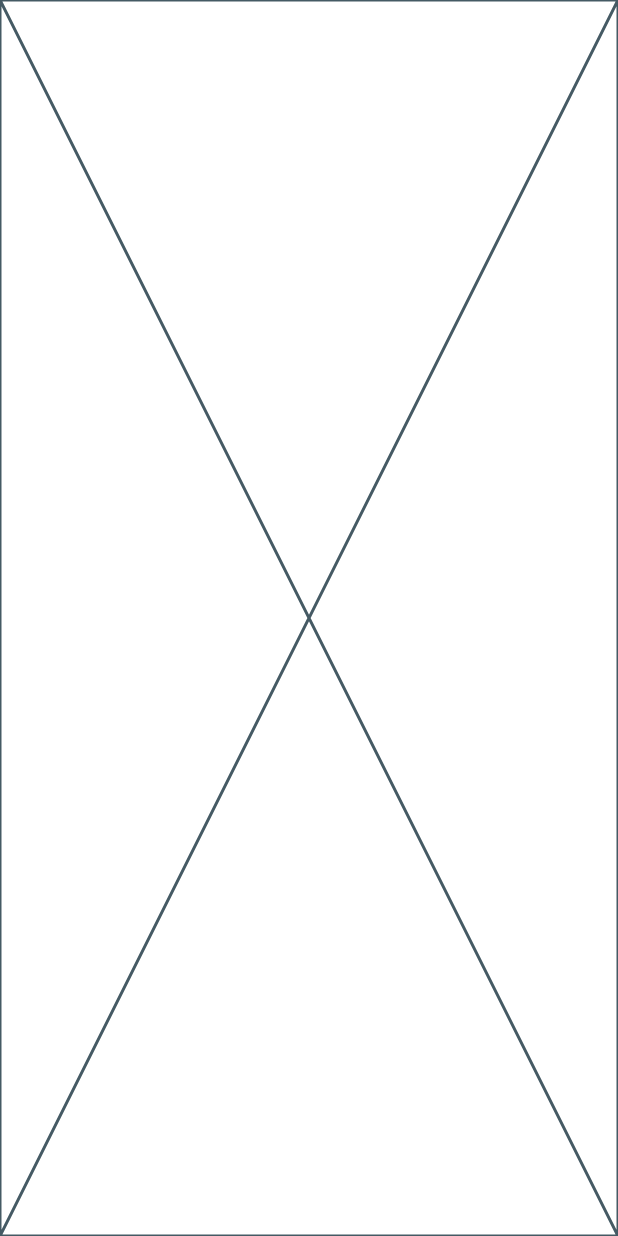
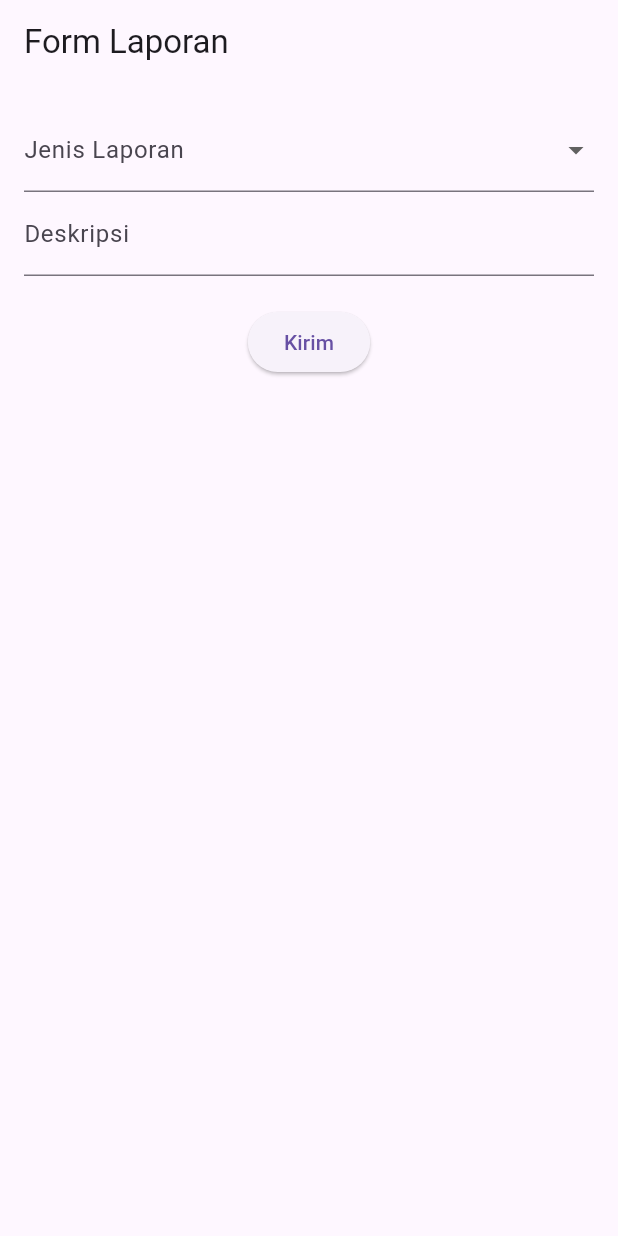
Before and after one commit to NikkiIndra/Smart_City, a Flutter app: the screen it shows after launch, on a phone screen of 412 x 824 dp. Run offline on Flutter 3.47's test engine with Material 3 defaults, Android fonts, the phone set to English and light mode, and no system bars; our stand-ins replace get.

Commit message:
mencoba fitur getx dengan 1 fitur lapor sederhana , struktur folder sudah saya tambahkan pada file 'struktur_folder.txt'

```diff
--- /dev/null
+++ b/lib/app/bindings/laporan_binding.dart
@@ -0,0 +1,10 @@
+import 'package:get/get.dart';
+
+import '../features/laporan/controllers/laporan_controller.dart';
+
+class LaporanBinding extends Bindings {
+  @override
+  void dependencies() {
+    Get.lazyPut<LaporanController>(() => LaporanController());
+  }
+}
--- /dev/null
+++ b/lib/app/features/laporan/controllers/laporan_controller.dart
@@ -0,0 +1,14 @@
+import 'package:get/get.dart';
+
+class LaporanController extends GetxController {
+  var jenisLaporan = ''.obs;
+  var deskripsi = ''.obs;
+  var lokasi = ''.obs;
+  var tanggal = ''.obs;
+  var waktu = ''.obs;
+
+  void kirimLaporan() {
+    print('Laporan Dikirim');
+    print('Jenis: $jenisLaporan, Deskripsi: $deskripsi');
+  }
+}
--- /dev/null
+++ b/lib/app/features/laporan/screens/laporan_screen.dart
@@ -0,0 +1,16 @@
+import 'package:flutter/material.dart';
+import 'package:get/get.dart';
+import '../controllers/laporan_controller.dart';
+import '../widgets/laporan_form.dart';
+
+class LaporanScreen extends StatelessWidget {
+  final LaporanController controller = Get.find();
+
+  @override
+  Widget build(BuildContext context) {
+    return Scaffold(
+      appBar: AppBar(title: Text("Form Laporan")),
+      body: LaporanForm(),
+    );
+  }
+}
--- /dev/null
+++ b/lib/app/features/laporan/widgets/laporan_form.dart
@@ -0,0 +1,34 @@
+import 'package:flutter/material.dart';
+import 'package:get/get.dart';
+import '../controllers/laporan_controller.dart';
+
+class LaporanForm extends StatelessWidget {
+  final LaporanController controller = Get.find();
+
+  @override
+  Widget build(BuildContext context) {
+    return Padding(
+      padding: const EdgeInsets.all(16),
+      child: Column(
+        children: [
+          DropdownButtonFormField<String>(
+            items: ['Kehilangan', 'Kecelakaan', 'Kebakaran', 'Jalan Rusak']
+                .map((item) => DropdownMenuItem(value: item, child: Text(item)))
+                .toList(),
+            onChanged: (val) => controller.jenisLaporan.value = val ?? '',
+            decoration: InputDecoration(labelText: "Jenis Laporan"),
+          ),
+          TextFormField(
+            onChanged: (val) => controller.deskripsi.value = val,
+            decoration: InputDecoration(labelText: "Deskripsi"),
+          ),
+          SizedBox(height: 20),
+          ElevatedButton(
+            onPressed: controller.kirimLaporan,
+            child: Text("Kirim"),
+          ),
+        ],
+      ),
+    );
+  }
+}
--- /dev/null
+++ b/lib/app/routes/app_pages.dart
@@ -0,0 +1,14 @@
+import 'package:get/get.dart';
+import '../bindings/laporan_binding.dart';
+import '../features/laporan/screens/laporan_screen.dart';
+import 'app_routes.dart';
+
+class AppPages {
+  static final pages = [
+    GetPage(
+      name: AppRoutes.laporan,
+      page: () => LaporanScreen(),
+      binding: LaporanBinding(),
+    ),
+  ];
+}
--- /dev/null
+++ b/lib/app/routes/app_routes.dart
@@ -0,0 +1,3 @@
+abstract class AppRoutes {
+  static const laporan = '/laporan';
+}
--- a/lib/main.dart
+++ b/lib/main.dart
@@ -1,30 +1,20 @@
 import 'package:flutter/material.dart';
+import 'package:get/get.dart';
+import 'app/routes/app_pages.dart';
+import 'app/routes/app_routes.dart';
 
 void main() {
-  runApp(const MyApp());
+  runApp(MyApp());
 }
 
 class MyApp extends StatelessWidget {
-  const MyApp({super.key});
-
-  // This widget is the root of your application.
   @override
   Widget build(BuildContext context) {
-    return MaterialApp(
-      title: 'Flutter Demo',
-      theme: ThemeData(
-        colorScheme: ColorScheme.fromSeed(seedColor: Colors.deepPurple),
-      ),
-      home: HomePage(),
+    return GetMaterialApp(
+      debugShowCheckedModeBanner: false,
+      title: "SmartCity",
+      initialRoute: AppRoutes.laporan,
+      getPages: AppPages.pages,
     );
   }
 }
-
-class HomePage extends StatelessWidget {
-  const HomePage({super.key});
-
-  @override
-  Widget build(BuildContext context) {
-    return const Placeholder();
-  }
-}
--- a/pubspec.yaml
+++ b/pubspec.yaml
@@ -34,6 +34,7 @@ dependencies:
   # The following adds the Cupertino Icons font to your application.
   # Use with the CupertinoIcons class for iOS style icons.
   cupertino_icons: ^1.0.8
+  get: ^4.7.2
 
 dev_dependencies:
   flutter_test:
```
Also changed, not shown: lib/app/features/laporan/models/laporan_model.dart (added), pubspec.lock, 1 other file.
